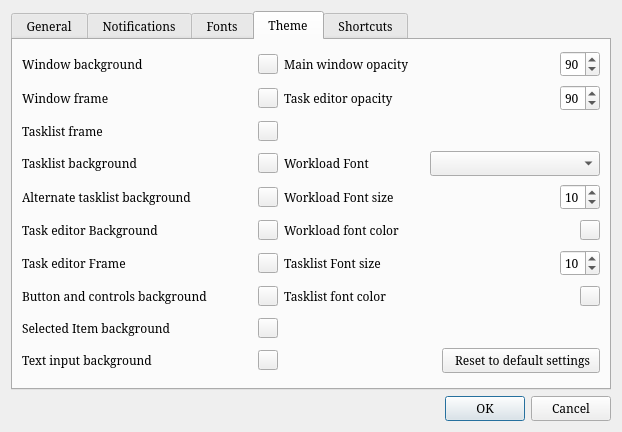
Before: the Qt Designer form ui/settings.ui in middleofdreams/workload, drawn with Qt 5.
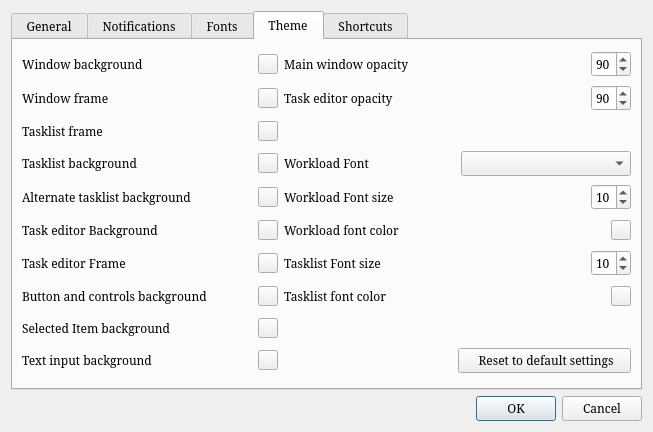
After: the same form once the commit is applied. The open tabs and pages were chosen to show the change.

```diff
--- a/ui/settings.ui
+++ b/ui/settings.ui
@@ -9,7 +9,7 @@
    <rect>
     <x>0</x>
     <y>0</y>
-    <width>618</width>
+    <width>653</width>
     <height>430</height>
    </rect>
   </property>
@@ -563,7 +563,7 @@
           <widget class="QLabel" name="label_18">
            <property name="minimumSize">
             <size>
-             <width>145</width>
+             <width>255</width>
              <height>24</height>
             </size>
            </property>
@@ -666,7 +666,7 @@
           <widget class="QLabel" name="label_16">
            <property name="minimumSize">
             <size>
-             <width>145</width>
+             <width>255</width>
              <height>24</height>
             </size>
            </property>
@@ -917,7 +917,7 @@
           <widget class="QLabel" name="label_15">
            <property name="minimumSize">
             <size>
-             <width>145</width>
+             <width>255</width>
              <height>24</height>
             </size>
            </property>
@@ -1026,7 +1026,7 @@
            </property>
            <property name="minimumSize">
             <size>
-             <width>145</width>
+             <width>255</width>
              <height>24</height>
             </size>
            </property>
@@ -1183,7 +1183,7 @@
            </property>
            <property name="minimumSize">
             <size>
-             <width>145</width>
+             <width>255</width>
              <height>24</height>
             </size>
            </property>
@@ -1376,7 +1376,7 @@
           <widget class="QLabel" name="label_31">
            <property name="minimumSize">
             <size>
-             <width>145</width>
+             <width>255</width>
              <height>24</height>
             </size>
            </property>
```
